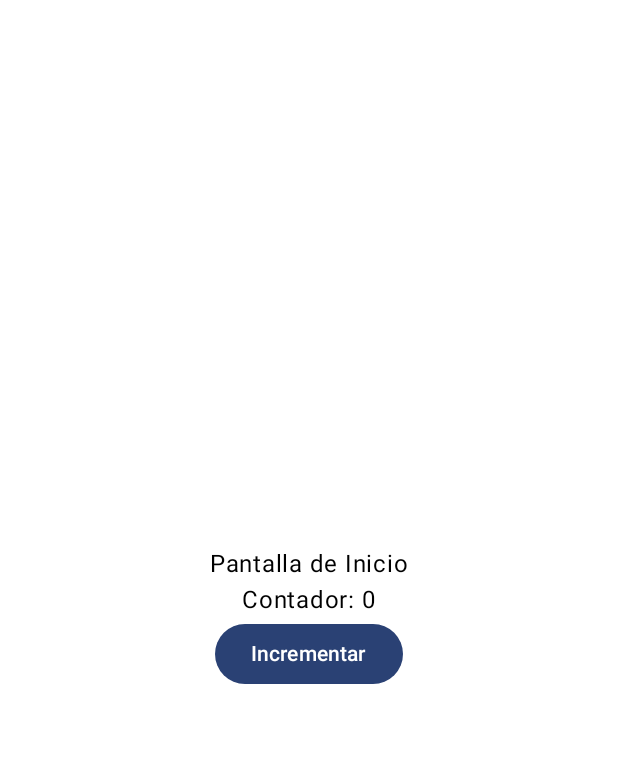
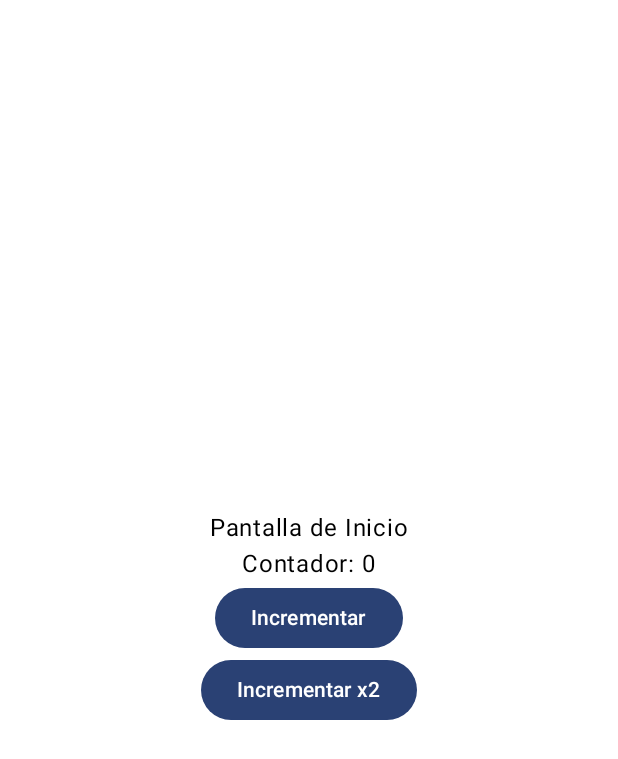
Before and after one commit to Feerjk1190/ControlVersiones, an Android app built with Jetpack Compose: the @Preview function NavegacionBajaPreview, on a phone screen of 412 x 824 dp. Shown: the top 759 px of the screen. Run offline under Robolectric (Android 15) with nearby library versions, the phone set to English and light mode, and no system bars.

Commit message:
Diseño de boton incrementar

```diff
--- a/app/src/main/java/com/example/navegacionbaja/MainActivity.kt
+++ b/app/src/main/java/com/example/navegacionbaja/MainActivity.kt
@@ -31,5 +31,6 @@ fun NavegacionBajaPreview() {
             uiState = HomeUiState(),
             onIncrement = {}
         )
+
     }
 }
--- a/app/src/main/java/com/example/navegacionbaja/ui/home/HomeScreen.kt
+++ b/app/src/main/java/com/example/navegacionbaja/ui/home/HomeScreen.kt
@@ -38,5 +38,8 @@ fun HomeScreen(
         Button(onClick = onIncrement) {
             Text(text = "Incrementar")
         }
+        Button(onClick = onIncrement) {
+            Text(text = "Incrementar x2")
+        }
     }
 }
```
